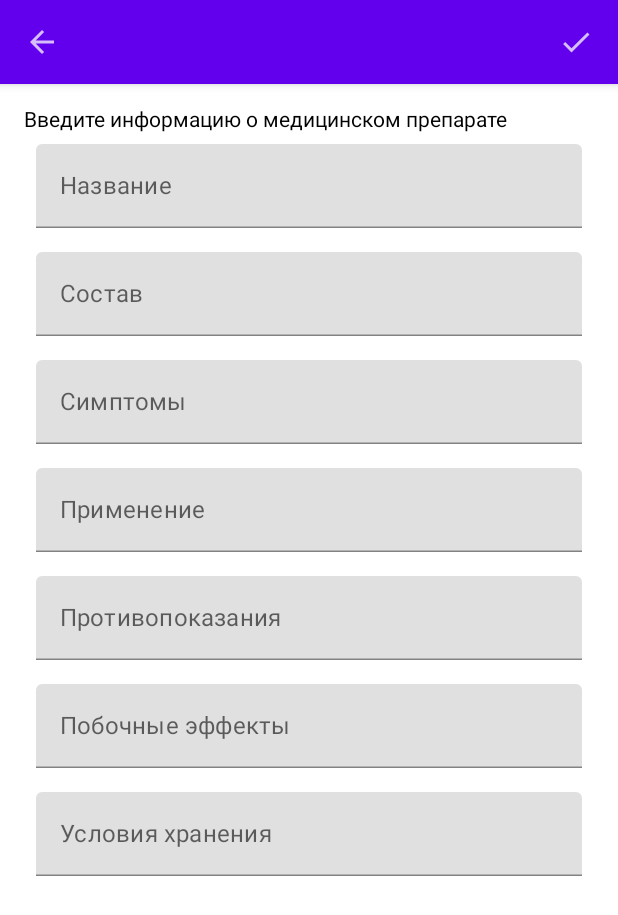
After one commit to prayfortherain/Medicine_Chest, an Android app built with Jetpack Compose: the MedicineInput screen opened directly, with no data from a screen before it, on a phone screen of 412 x 824 dp. The commit adds this screen. Shown: the top 915 px of the screen. Run offline under Robolectric (Android 15) with nearby library versions, the phone set to English and light mode, and no system bars; our stand-ins replace Room's generated code.

Commit message:
add MedicineInput

```diff
--- a/app/build.gradle
+++ b/app/build.gradle
@@ -58,10 +58,14 @@ dependencies {
     implementation "androidx.compose.ui:ui:$compose_ui_version"
     implementation "androidx.compose.ui:ui-tooling-preview:$compose_ui_version"
     implementation 'androidx.compose.material:material:1.5.4'
+    implementation platform('androidx.compose:compose-bom:2023.03.00')
+    implementation 'androidx.compose.ui:ui-graphics'
+    implementation 'androidx.compose.material3:material3'
     testImplementation 'junit:junit:4.13.2'
     androidTestImplementation 'androidx.test.ext:junit:1.1.5'
     androidTestImplementation 'androidx.test.espresso:espresso-core:3.5.1'
     androidTestImplementation "androidx.compose.ui:ui-test-junit4:$compose_ui_version"
+    androidTestImplementation platform('androidx.compose:compose-bom:2023.03.00')
     debugImplementation "androidx.compose.ui:ui-tooling:$compose_ui_version"
     debugImplementation "androidx.compose.ui:ui-test-manifest:$compose_ui_version"
 
--- a/app/src/main/AndroidManifest.xml
+++ b/app/src/main/AndroidManifest.xml
@@ -11,6 +11,11 @@
         android:supportsRtl="true"
         android:theme="@style/Theme.MedicineChest"
         tools:targetApi="31">
+        <activity
+            android:name=".MedicineInput"
+            android:exported="false"
+            android:label="@string/title_activity_medicine_input"
+            android:theme="@style/Theme.MedicineChest" />
         <activity
             android:name=".InfoActivity"
             android:exported="false"
--- a/app/src/main/java/com/example/medicinechest/InfoActivity.kt
+++ b/app/src/main/java/com/example/medicinechest/InfoActivity.kt
@@ -7,7 +7,6 @@ import androidx.activity.compose.setContent
 import androidx.compose.foundation.BorderStroke
 import androidx.compose.foundation.layout.*
 import androidx.compose.foundation.shape.RoundedCornerShape
-import androidx.compose.material.Button
 import androidx.compose.material.Card
 import androidx.compose.material.Icon
 import androidx.compose.material.IconButton
@@ -16,7 +15,6 @@ import androidx.compose.material.Text
 import androidx.compose.material.TopAppBar
 import androidx.compose.material.icons.Icons
 import androidx.compose.material.icons.filled.ArrowBack
-import androidx.compose.material.icons.filled.KeyboardArrowLeft
 import androidx.compose.runtime.Composable
 import androidx.compose.runtime.getValue
 import androidx.compose.runtime.mutableStateOf
@@ -25,7 +23,6 @@ import androidx.compose.runtime.setValue
 import androidx.compose.ui.Alignment
 import androidx.compose.ui.Modifier
 import androidx.compose.ui.graphics.Color
-import androidx.compose.ui.tooling.preview.Preview
 import androidx.compose.ui.unit.dp
 import androidx.compose.ui.unit.sp
 import com.example.medicinechest.database.Dependencies
--- /dev/null
+++ b/app/src/main/java/com/example/medicinechest/MedicineInput.kt
@@ -0,0 +1,132 @@
+package com.example.medicinechest
+
+import android.annotation.SuppressLint
+import android.os.Bundle
+import androidx.activity.ComponentActivity
+import androidx.activity.compose.setContent
+import androidx.compose.foundation.layout.Column
+import androidx.compose.foundation.layout.Spacer
+import androidx.compose.foundation.layout.fillMaxWidth
+import androidx.compose.foundation.layout.padding
+import androidx.compose.material.Button
+import androidx.compose.material.Icon
+import androidx.compose.material.IconButton
+import androidx.compose.material.Scaffold
+import androidx.compose.material.Text
+import androidx.compose.material.TextField
+import androidx.compose.material.TopAppBar
+import androidx.compose.material.icons.Icons
+import androidx.compose.material.icons.filled.ArrowBack
+import androidx.compose.material.icons.filled.Check
+import androidx.compose.ui.Modifier
+import androidx.compose.ui.unit.dp
+import com.example.medicinechest.database.Dependencies
+import com.example.medicinechest.database.MainVM
+import com.example.medicinechest.database.Medicine
+
+class MedicineInput : ComponentActivity() {
+    @SuppressLint("UnusedMaterialScaffoldPaddingParameter")
+    override fun onCreate(savedInstanceState: Bundle?) {
+        super.onCreate(savedInstanceState)
+        var name: String = ""
+        var composition: String = ""
+        var symptoms: String = ""
+        var instruction: String = ""
+        var contraindications: String = ""
+        var sideEffects: String = ""
+        var storageConditions: String = ""
+        val viewModel: MainVM = MainVM(Dependencies.medicineRepository)
+        setContent {
+            Scaffold(
+                topBar = {
+                    TopAppBar {
+                        IconButton(onClick = {
+                            finish()
+                        }) {
+                            Icon(
+                                Icons.Filled.ArrowBack,
+                                contentDescription = "Back"
+                            )
+                        }
+                        Spacer(Modifier.weight(1f, true))
+                        IconButton(onClick = {
+                            //val medicine = Medicine(name = name, composition = composition, symptoms = symptoms, contraindications = contraindications, storageTemperature = storageConditions, sideEffects = sideEffects, instruction = instruction)
+                        }) {
+                            Icon(
+                                Icons.Filled.Check,
+                                contentDescription = "Save"
+                            )
+                        }
+                    }
+                }
+
+            ) {
+                Column(
+                    modifier = Modifier.padding(16.dp)
+                ) {
+                    Text(text = "Введите информацию о медицинском препарате")
+
+                    TextField(
+                        value = name,
+                        onValueChange = { name = it },
+                        label = { androidx.compose.material.Text("Название") },
+                        modifier = Modifier
+                            .padding(8.dp)
+                            .fillMaxWidth()
+                    )
+
+                    TextField(
+                        value = composition,
+                        onValueChange = { composition = it },
+                        label = { androidx.compose.material.Text("Состав") },
+                        modifier = Modifier
+                            .padding(8.dp)
+                            .fillMaxWidth()
+                    )
+
+                    TextField(
+                        value = symptoms,
+                        onValueChange = { symptoms = it },
+                        label = { androidx.compose.material.Text("Симптомы") },
+                        modifier = Modifier
+                            .padding(8.dp)
+                            .fillMaxWidth()
+                    )
+                    TextField(
+                        value = instruction,
+                        onValueChange = { instruction = it },
+                        label = { androidx.compose.material.Text("Применение") },
+                        modifier = Modifier
+                            .padding(8.dp)
+                            .fillMaxWidth()
+                    )
+                    TextField(
+                        value = contraindications,
+                        onValueChange = { contraindications = it },
+                        label = { androidx.compose.material.Text("Противопоказания") },
+                        modifier = Modifier
+                            .padding(8.dp)
+                            .fillMaxWidth()
+                    )
+                    TextField(
+                        value = sideEffects,
+                        onValueChange = { sideEffects = it },
+                        label = { androidx.compose.material.Text("Побочные эффекты") },
+                        modifier = Modifier
+                            .padding(8.dp)
+                            .fillMaxWidth()
+                    )
+                    TextField(
+                        value = storageConditions,
+                        onValueChange = { storageConditions = it },
+                        label = { androidx.compose.material.Text("Условия хранения") },
+                        modifier = Modifier
+                            .padding(8.dp)
+                            .fillMaxWidth()
+                    )
+
+                }
+            }
+        }
+    }
+}
--- a/app/src/main/java/com/example/medicinechest/MedicineInputDialog.kt
+++ /dev/null
@@ -1 +0,0 @@
-package com.example.medicinechest
--- a/app/src/main/java/com/example/medicinechest/database/MainViewModel.kt
+++ b/app/src/main/java/com/example/medicinechest/database/MainViewModel.kt
@@ -12,7 +12,7 @@ class MainVM(private val MedicineRepository: MedicineRepository): ViewModel() {
     var temp_list1: MutableLiveData<List<String>> = MutableLiveData()
     var medslist: MutableLiveData<List<Medicine>> = MutableLiveData()
     var otherlists: MutableLiveData<List<Medicine>> = MutableLiveData()
-    //var medicine: MutableLiveData<String> = MutableLiveData()
+    var newmedicine: MutableLiveData<Medicine> = MutableLiveData()
     fun getNameByID(id: Int){
         viewModelScope.launch {
             name.value = MedicineRepository.getNameByID(id)
@@ -28,4 +28,10 @@ class MainVM(private val MedicineRepository: MedicineRepository): ViewModel() {
             temp_list1.value = MedicineRepository.getLists()
         }
     }
+
+    fun insertMedicine(medicine: Medicine){
+        viewModelScope.launch {
+            //newmedicine.value = MedicineRepository.insertMedicine(medicine)
+        }
+    }
 }
--- a/app/src/main/java/com/example/medicinechest/database/MedicineDao.kt
+++ b/app/src/main/java/com/example/medicinechest/database/MedicineDao.kt
@@ -24,4 +24,7 @@ interface MedicineDao {
 
     @Update
     fun updateMeds(medicine : Medicine)
+
+    @Insert
+    fun insertMedicine(medicine : Medicine)
 }
--- a/app/src/main/java/com/example/medicinechest/database/MedicineRepository.kt
+++ b/app/src/main/java/com/example/medicinechest/database/MedicineRepository.kt
@@ -27,4 +27,10 @@ class MedicineRepository(private val medicineDao: MedicineDao) {
         }
     }
 
+    suspend fun insertMedicine(medicine: Medicine){
+        return withContext(Dispatchers.IO){
+            return@withContext medicineDao.insertMedicine(medicine)
+        }
+    }
+
 }
--- a/app/src/main/res/values/strings.xml
+++ b/app/src/main/res/values/strings.xml
@@ -2,4 +2,5 @@
     <string name="app_name">Medicine Chest</string>
     <string name="title_activity_info">InfoActivity</string>
     <string name="title_activity_add">AddActivity</string>
+    <string name="title_activity_medicine_input">MedicineInput</string>
 </resources>
```
Also changed, not shown: app/src/main/java/com/example/medicinechest/MainActivity.kt (+14 -10 lines).
